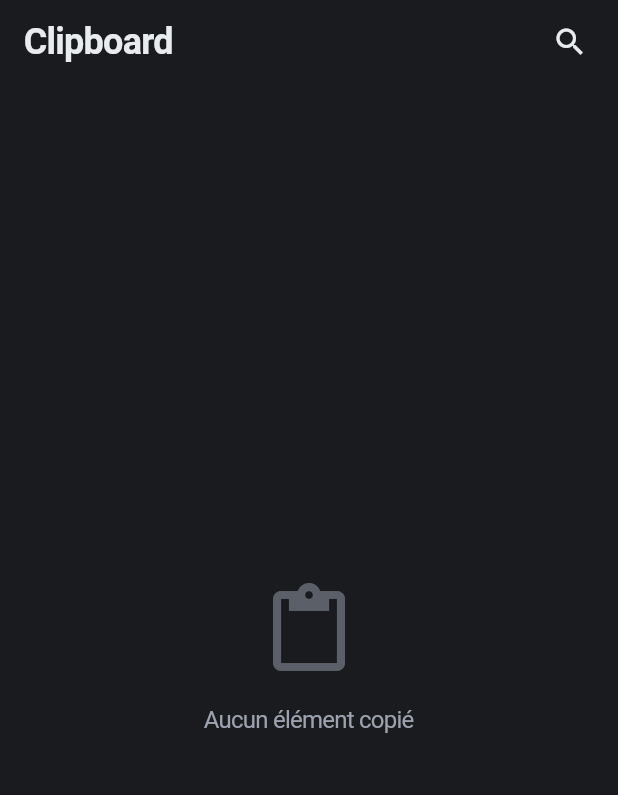
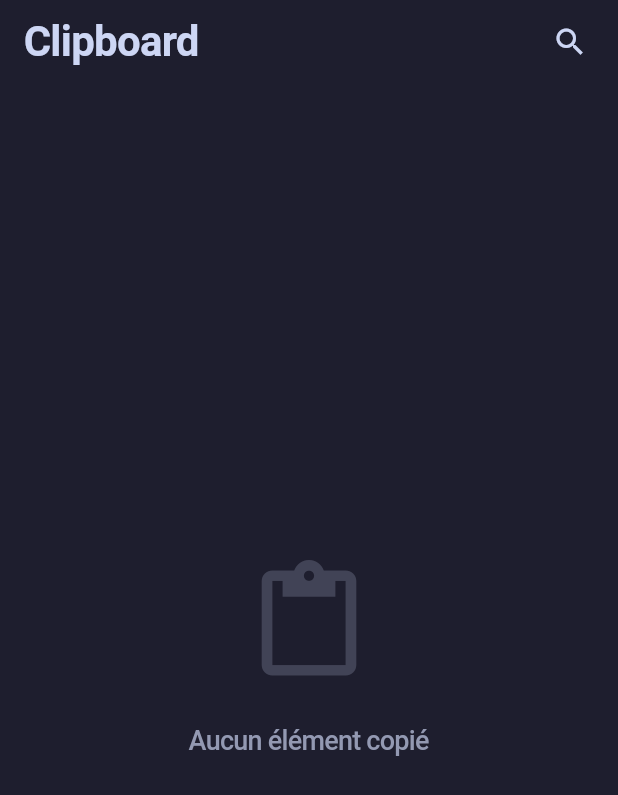
Before and after one commit to Tiavina22/zen, a Flutter app: the screen it shows after launch, on a phone screen of 412 x 824 dp. Shown: the top 795 px of the screen. Run offline on Flutter 3.47's test engine with Material 3 defaults, Android fonts, the phone set to English and light mode, and no system bars; our stand-ins replace sqflite, sqflite_common_ffi; accounts and stored records are empty.

Commit message:
[STYLE] : Improve dark theme and UI elements.

```diff
--- a/lib/main.dart
+++ b/lib/main.dart
@@ -4,14 +4,14 @@ import 'services/database_service.dart';
 import 'widgets/blur_dialog.dart';
 
 // Couleurs personnalisées pour le thème sombre
-const darkBackground = Color(0xFF1A1B1E);
-const darkSurface = Color(0xFF2A2B2E);
-const darkPrimary = Color(0xFF7289DA);
-const darkSecondary = Color(0xFFB8C0E0);
-const darkText = Color(0xFFE9ECEF);
-const darkTextSecondary = Color(0xFF9CA3AF);
-const darkBorder = Color(0xFF2F3136);
-const darkError = Color(0xFFEF4444);
+const darkBackground = Color(0xFF1E1E2E);
+const darkSurface = Color(0xFF2A2A3C);
+const darkPrimary = Color(0xFF94E2D5);
+const darkSecondary = Color(0xFFA6E3A1);
+const darkText = Color(0xFFCDD6F4);
+const darkTextSecondary = Color(0xFF9399B2);
+const darkBorder = Color(0xFF313244);
+const darkError = Color(0xFFF38BA8);
 
 Future<void> main() async {
   WidgetsFlutterBinding.ensureInitialized();
@@ -51,15 +51,18 @@ class MainApp extends StatelessWidget {
           systemOverlayStyle: SystemUiOverlayStyle.light,
           titleTextStyle: TextStyle(
             color: darkText,
-            fontSize: 24,
+            fontSize: 28,
             fontWeight: FontWeight.w600,
             letterSpacing: -0.5,
           ),
         ),
-        snackBarTheme: const SnackBarThemeData(
-          backgroundColor: darkSurface,
-          contentTextStyle: TextStyle(color: darkText),
+        snackBarTheme: SnackBarThemeData(
+          backgroundColor: darkSurface.withOpacity(0.95),
+          contentTextStyle: const TextStyle(color: darkText),
           behavior: SnackBarBehavior.floating,
+          shape: RoundedRectangleBorder(
+            borderRadius: BorderRadius.circular(12),
+          ),
         ),
       ),
       home: const ClipboardManagerScreen(),
@@ -272,16 +275,17 @@ class _ClipboardManagerScreenState extends State<ClipboardManagerScreen> with Si
                 children: [
                   Icon(
                     Icons.content_paste_outlined,
-                    size: 64,
-                    color: darkTextSecondary.withOpacity(0.5),
+                    size: 84,
+                    color: darkTextSecondary.withOpacity(0.3),
                   ),
-                  const SizedBox(height: 16),
+                  const SizedBox(height: 24),
                   const Text(
                     'Aucun élément copié',
                     style: TextStyle(
-                      fontSize: 16,
+                      fontSize: 18,
                       color: darkTextSecondary,
                       letterSpacing: -0.5,
+                      fontWeight: FontWeight.w500,
                     ),
                   ),
                 ],
@@ -294,17 +298,17 @@ class _ClipboardManagerScreenState extends State<ClipboardManagerScreen> with Si
               ),
               child: ReorderableListView.builder(
                 buildDefaultDragHandles: false,
-                padding: const EdgeInsets.symmetric(horizontal: 16),
+                padding: const EdgeInsets.all(16),
                 itemCount: _filteredHistory.length,
                 proxyDecorator: (child, index, animation) {
                   return AnimatedBuilder(
                     animation: animation,
                     builder: (context, child) {
-                      final double elevation = animation.value * 8;
+                      final double elevation = animation.value * 12;
                       return Material(
                         elevation: elevation,
                         color: darkSurface,
-                        borderRadius: BorderRadius.circular(8),
+                        borderRadius: BorderRadius.circular(12),
                         child: child,
                       );
                     },
@@ -318,24 +322,31 @@ class _ClipboardManagerScreenState extends State<ClipboardManagerScreen> with Si
                     key: Key(item['id'].toString()),
                     index: index,
                     child: Container(
-                      margin: const EdgeInsets.only(bottom: 1),
-                      decoration: const BoxDecoration(
+                      margin: const EdgeInsets.only(bottom: 12),
+                      decoration: BoxDecoration(
                         color: darkSurface,
-                        border: Border(
-                          bottom: BorderSide(
+                        borderRadius: BorderRadius.circular(12),
+                        border: Border.all(
                           color: darkBorder,
                           width: 1,
                         ),
                       ),
-                      ),
                       child: Material(
                         color: Colors.transparent,
+                        borderRadius: BorderRadius.circular(12),
+                        clipBehavior: Clip.antiAlias,
                         child: InkWell(
                           onTap: () {
                             Clipboard.setData(ClipboardData(text: item['content']));
                             ScaffoldMessenger.of(context).showSnackBar(
                               const SnackBar(
-                                content: Text('Copié dans le presse-papiers'),
+                                content: Text(
+                                  'Copié dans le presse-papiers',
+                                  style: TextStyle(
+                                    fontSize: 15,
+                                    fontWeight: FontWeight.w500,
+                                  ),
+                                ),
                                 duration: Duration(seconds: 1),
                               ),
                             );
@@ -343,7 +354,7 @@ class _ClipboardManagerScreenState extends State<ClipboardManagerScreen> with Si
                           child: Padding(
                             padding: const EdgeInsets.symmetric(
                               vertical: 16,
-                              horizontal: 16,
+                              horizontal: 20,
                             ),
                             child: Row(
                               crossAxisAlignment: CrossAxisAlignment.start,
@@ -358,17 +369,28 @@ class _ClipboardManagerScreenState extends State<ClipboardManagerScreen> with Si
                                           fontSize: 15,
                                           height: 1.5,
                                           color: darkText,
+                                          letterSpacing: 0.1,
                                         ),
                                         maxLines: 3,
                                         overflow: TextOverflow.ellipsis,
                                       ),
-                                      const SizedBox(height: 4),
-                                      Text(
+                                      const SizedBox(height: 8),
+                                      Container(
+                                        padding: const EdgeInsets.symmetric(
+                                          horizontal: 8,
+                                          vertical: 4,
+                                        ),
+                                        decoration: BoxDecoration(
+                                          color: darkBackground.withOpacity(0.5),
+                                          borderRadius: BorderRadius.circular(6),
+                                        ),
+                                        child: Text(
                                           _formatTimestamp(item['timestamp']),
                                           style: const TextStyle(
                                             fontSize: 12,
                                             color: darkTextSecondary,
                                             letterSpacing: -0.3,
+                                          ),
                                         ),
                                       ),
                                     ],
@@ -381,6 +403,11 @@ class _ClipboardManagerScreenState extends State<ClipboardManagerScreen> with Si
                                     color: darkTextSecondary,
                                   ),
                                   onPressed: () => _deleteItem(item['id']),
+                                  style: IconButton.styleFrom(
+                                    shape: RoundedRectangleBorder(
+                                      borderRadius: BorderRadius.circular(8),
+                                    ),
+                                  ),
                                 ),
                               ],
                             ),
```
Lines whose indentation alone changed are shown as unchanged.
